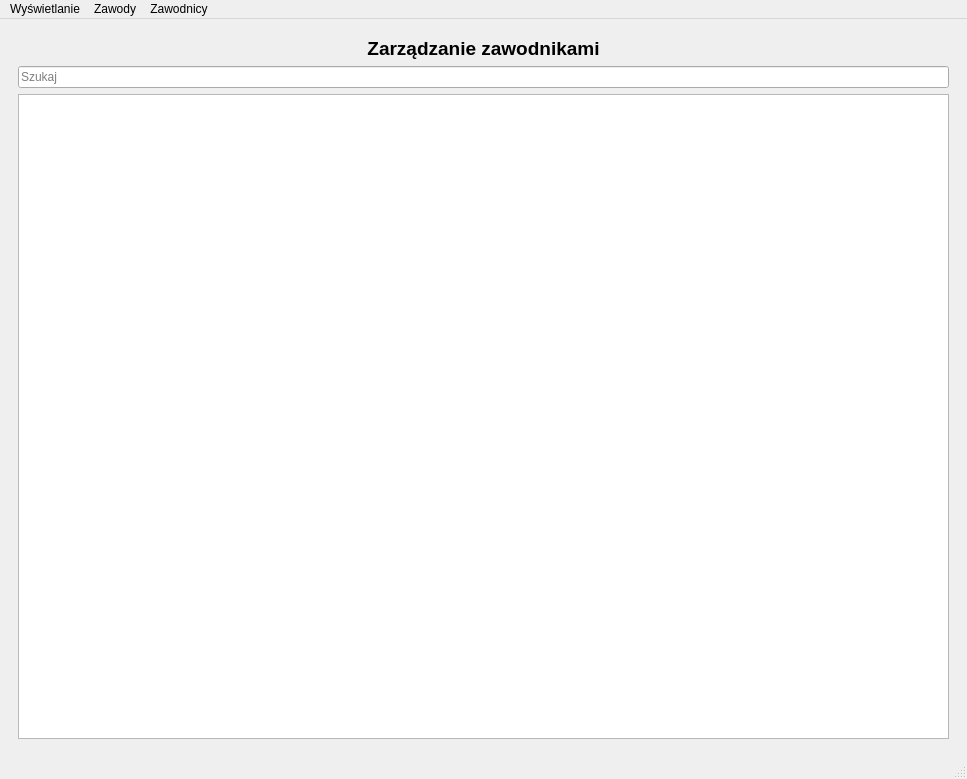
Verter18328/SOKs_LOK, file Ui_Files/OperatorWindow.ui: the form before one commit.
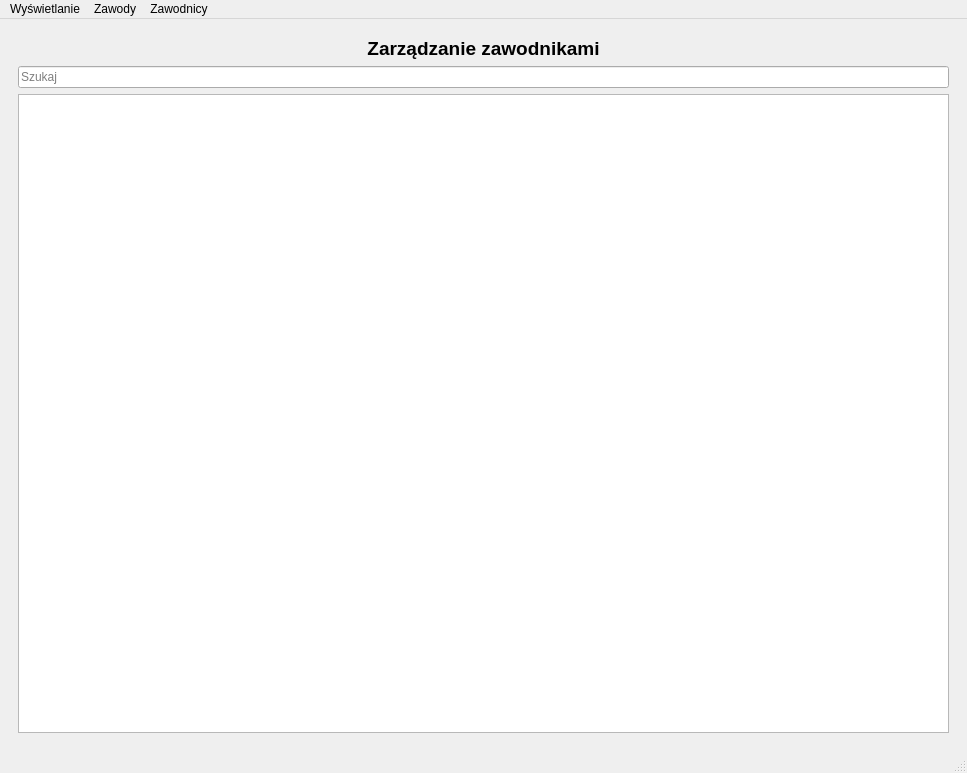
The form after the commit. Icons and pictures are not drawn.

```diff
--- a/Ui_Files/OperatorWindow.ui
+++ b/Ui_Files/OperatorWindow.ui
@@ -7,7 +7,7 @@
     <x>0</x>
     <y>0</y>
     <width>967</width>
-    <height>779</height>
+    <height>773</height>
    </rect>
   </property>
   <property name="windowTitle">
```
Left out of the diff: 6 changed lines with no effect on the pictures.
